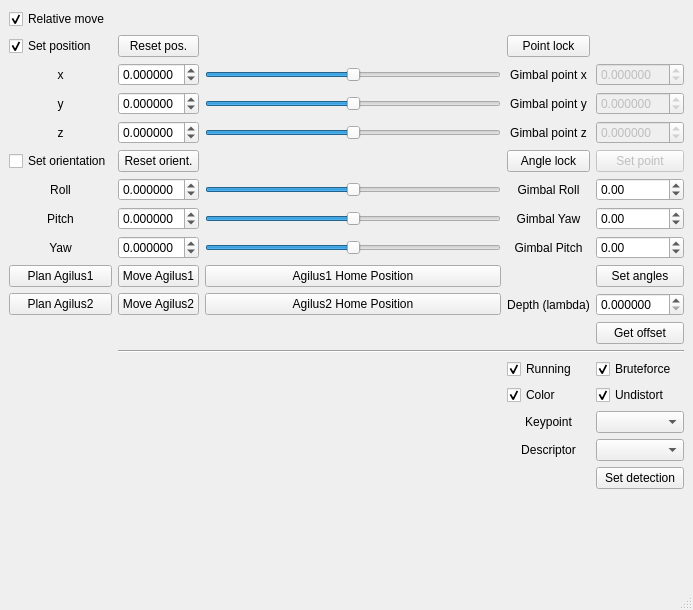
This is ui/main_window.ui in bj0rkedal/qt_agilus_planner as Qt 5 draws it before an edit. The edited form follows.
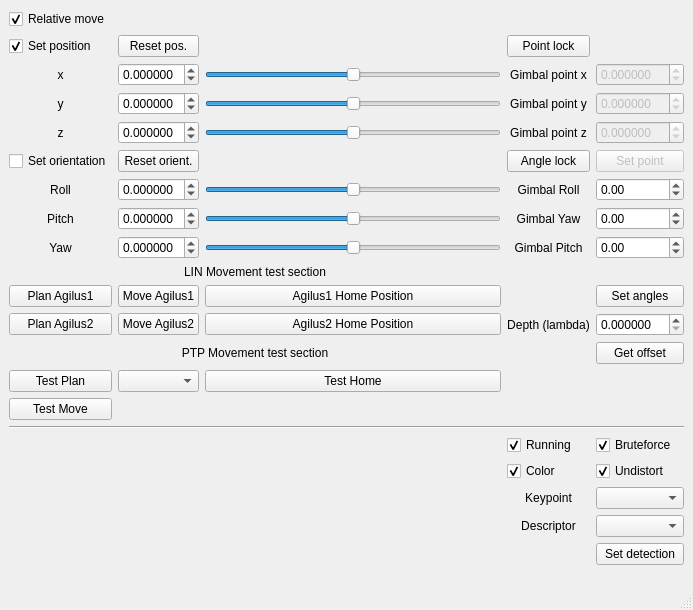
This is the edited form. Icons and pictures are not drawn.

Commit message: Modified to use new movement class

Patch:
```diff
--- a/ui/main_window.ui
+++ b/ui/main_window.ui
@@ -65,13 +65,20 @@
       </property>
      </widget>
     </item>
-    <item row="14" column="1">
+    <item row="15" column="1">
      <widget class="QPushButton" name="pushButton_plan_ag1">
       <property name="text">
        <string>Plan Agilus1</string>
       </property>
      </widget>
     </item>
+    <item row="16" column="2">
+     <widget class="QPushButton" name="pushButton_move_ag2">
+      <property name="text">
+       <string>Move Agilus2</string>
+      </property>
+     </widget>
+    </item>
     <item row="9" column="3">
      <widget class="QSlider" name="horizontalSlider_pitch">
       <property name="maximum">
@@ -101,13 +108,6 @@
       </property>
      </widget>
     </item>
-    <item row="15" column="2">
-     <widget class="QPushButton" name="pushButton_move_ag2">
-      <property name="text">
-       <string>Move Agilus2</string>
-      </property>
-     </widget>
-    </item>
     <item row="6" column="4">
      <widget class="QLabel" name="label_8">
       <property name="text">
@@ -128,22 +128,6 @@
       </property>
      </widget>
     </item>
-    <item row="4" column="5">
-     <widget class="QDoubleSpinBox" name="spinBox_gimbal_point_x">
-      <property name="enabled">
-       <bool>false</bool>
-      </property>
-      <property name="decimals">
-       <number>6</number>
-      </property>
-      <property name="minimum">
-       <double>-10.000000000000000</double>
-      </property>
-      <property name="maximum">
-       <double>10.000000000000000</double>
-      </property>
-     </widget>
-    </item>
     <item row="2" column="4">
      <widget class="QPushButton" name="pushButton_point_lock">
       <property name="text">
@@ -151,7 +135,26 @@
       </property>
      </widget>
     </item>
-    <item row="20" column="4">
+    <item row="4" column="5">
+     <widget class="QDoubleSpinBox" name="spinBox_gimbal_point_x">
+      <property name="enabled">
+       <bool>false</bool>
+      </property>
+      <property name="decimals">
+       <number>6</number>
+      </property>
+      <property name="minimum">
+       <double>-10.000000000000000</double>
+      </property>
+      <property name="maximum">
+       <double>10.000000000000000</double>
+      </property>
+     </widget>
+    </item>
+    <item row="26" column="5">
+     <widget class="QComboBox" name="comboBox_keypoint"/>
+    </item>
+    <item row="23" column="4">
      <widget class="QCheckBox" name="checkBox_color">
       <property name="text">
        <string>Color</string>
@@ -161,44 +164,40 @@
       </property>
      </widget>
     </item>
-    <item row="23" column="5">
-     <widget class="QComboBox" name="comboBox_keypoint"/>
+    <item row="22" column="5">
+     <widget class="QCheckBox" name="checkBox_bruteforce">
+      <property name="text">
+       <string>Bruteforce</string>
+      </property>
+      <property name="checked">
+       <bool>true</bool>
+      </property>
+     </widget>
     </item>
-    <item row="25" column="5">
+    <item row="28" column="5">
      <widget class="QPushButton" name="pushButton_set_detection">
       <property name="text">
        <string>Set detection</string>
       </property>
      </widget>
     </item>
-    <item row="18" column="2" colspan="4">
-     <widget class="Line" name="line">
-      <property name="orientation">
-       <enum>Qt::Horizontal</enum>
-      </property>
-     </widget>
-    </item>
-    <item row="17" column="5">
-     <widget class="QPushButton" name="pushButton_get_offset1">
-      <property name="text">
-       <string>Get offset</string>
-      </property>
-     </widget>
-    </item>
-    <item row="15" column="3">
+    <item row="16" column="3">
      <widget class="QPushButton" name="pushButton_home_ag2">
       <property name="text">
        <string>Agilus2 Home Position</string>
       </property>
      </widget>
     </item>
-    <item row="14" column="3">
+    <item row="15" column="3">
      <widget class="QPushButton" name="pushButton_home_ag1">
       <property name="text">
        <string>Agilus1 Home Position</string>
       </property>
      </widget>
     </item>
+    <item row="27" column="5">
+     <widget class="QComboBox" name="comboBox_descriptor"/>
+    </item>
     <item row="10" column="4">
      <widget class="QLabel" name="label_pitch">
       <property name="text">
@@ -209,16 +208,13 @@
       </property>
      </widget>
     </item>
-    <item row="15" column="5">
+    <item row="16" column="5">
      <widget class="QDoubleSpinBox" name="spinBox_lambda">
       <property name="decimals">
        <number>6</number>
       </property>
      </widget>
     </item>
-    <item row="24" column="5">
-     <widget class="QComboBox" name="comboBox_descriptor"/>
-    </item>
     <item row="10" column="5">
      <widget class="QDoubleSpinBox" name="spinBox_pitch_gimbal">
       <property name="minimum">
@@ -229,7 +225,7 @@
       </property>
      </widget>
     </item>
-    <item row="24" column="4">
+    <item row="27" column="4">
      <widget class="QLabel" name="label_12">
       <property name="text">
        <string>Descriptor</string>
@@ -255,16 +251,6 @@
       </property>
      </widget>
     </item>
-    <item row="23" column="4">
-     <widget class="QLabel" name="label_11">
-      <property name="text">
-       <string>Keypoint</string>
-      </property>
-      <property name="alignment">
-       <set>Qt::AlignCenter</set>
-      </property>
-     </widget>
-    </item>
     <item row="7" column="2">
      <widget class="QPushButton" name="pushButton_reset_orientation">
       <property name="text">
@@ -272,17 +258,17 @@
       </property>
      </widget>
     </item>
-    <item row="15" column="4">
-     <widget class="QLabel" name="label_7">
+    <item row="26" column="4">
+     <widget class="QLabel" name="label_11">
       <property name="text">
-       <string>Depth (lambda)</string>
+       <string>Keypoint</string>
       </property>
       <property name="alignment">
        <set>Qt::AlignCenter</set>
       </property>
      </widget>
     </item>
-    <item row="20" column="5">
+    <item row="23" column="5">
      <widget class="QCheckBox" name="checkBox_undistort">
       <property name="text">
        <string>Undistort</string>
@@ -292,23 +278,13 @@
       </property>
      </widget>
     </item>
-    <item row="19" column="5">
-     <widget class="QCheckBox" name="checkBox_bruteforce">
+    <item row="16" column="4">
+     <widget class="QLabel" name="label_7">
       <property name="text">
-       <string>Bruteforce</string>
+       <string>Depth (lambda)</string>
       </property>
-      <property name="checked">
-       <bool>true</bool>
-      </property>
-     </widget>
-    </item>
-    <item row="19" column="4">
-     <widget class="QCheckBox" name="checkBox_running">
-      <property name="text">
-       <string>Running</string>
-      </property>
-      <property name="checked">
-       <bool>true</bool>
+      <property name="alignment">
+       <set>Qt::AlignCenter</set>
       </property>
      </widget>
     </item>
@@ -325,6 +301,16 @@
       </property>
      </widget>
     </item>
+    <item row="22" column="4">
+     <widget class="QCheckBox" name="checkBox_running">
+      <property name="text">
+       <string>Running</string>
+      </property>
+      <property name="checked">
+       <bool>true</bool>
+      </property>
+     </widget>
+    </item>
     <item row="10" column="1">
      <widget class="QLabel" name="label_6">
       <property name="text">
@@ -335,7 +321,23 @@
       </property>
      </widget>
     </item>
-    <item row="26" column="3">
+    <item row="4" column="3">
+     <widget class="QSlider" name="horizontalSlider_pos_x">
+      <property name="minimum">
+       <number>0</number>
+      </property>
+      <property name="maximum">
+       <number>100</number>
+      </property>
+      <property name="value">
+       <number>50</number>
+      </property>
+      <property name="orientation">
+       <enum>Qt::Horizontal</enum>
+      </property>
+     </widget>
+    </item>
+    <item row="29" column="3">
      <spacer name="verticalSpacer">
       <property name="orientation">
        <enum>Qt::Vertical</enum>
@@ -364,22 +366,6 @@
       </property>
      </widget>
     </item>
-    <item row="4" column="3">
-     <widget class="QSlider" name="horizontalSlider_pos_x">
-      <property name="minimum">
-       <number>0</number>
-      </property>
-      <property name="maximum">
-       <number>100</number>
-      </property>
-      <property name="value">
-       <number>50</number>
-      </property>
-      <property name="orientation">
-       <enum>Qt::Horizontal</enum>
-      </property>
-     </widget>
-    </item>
     <item row="6" column="2">
      <widget class="QDoubleSpinBox" name="spinBox_pos_z">
       <property name="decimals">
@@ -429,7 +415,7 @@
       </property>
      </widget>
     </item>
-    <item row="14" column="5">
+    <item row="15" column="5">
      <widget class="QPushButton" name="pushButton_set_gimbal">
       <property name="text">
        <string>Set angles</string>
@@ -446,7 +432,7 @@
       </property>
      </widget>
     </item>
-    <item row="15" column="1">
+    <item row="16" column="1">
      <widget class="QPushButton" name="pushButton_plan_ag2">
       <property name="text">
        <string>Plan Agilus2</string>
@@ -460,6 +446,16 @@
       </property>
      </widget>
     </item>
+    <item row="9" column="5">
+     <widget class="QDoubleSpinBox" name="spinBox_yaw_gimbal">
+      <property name="minimum">
+       <double>-90.000000000000000</double>
+      </property>
+      <property name="maximum">
+       <double>90.000000000000000</double>
+      </property>
+     </widget>
+    </item>
     <item row="5" column="5">
      <widget class="QDoubleSpinBox" name="spinBox_gimbal_point_y">
       <property name="enabled">
@@ -479,16 +475,6 @@
       </property>
      </widget>
     </item>
-    <item row="9" column="5">
-     <widget class="QDoubleSpinBox" name="spinBox_yaw_gimbal">
-      <property name="minimum">
-       <double>-90.000000000000000</double>
-      </property>
-      <property name="maximum">
-       <double>90.000000000000000</double>
-      </property>
-     </widget>
-    </item>
     <item row="5" column="4">
      <widget class="QLabel" name="label_9">
       <property name="text">
@@ -515,7 +501,7 @@
       </property>
      </widget>
     </item>
-    <item row="14" column="2">
+    <item row="15" column="2">
      <widget class="QPushButton" name="pushButton_move_ag1">
       <property name="enabled">
        <bool>true</bool>
@@ -548,22 +534,6 @@
       </property>
      </widget>
     </item>
-    <item row="4" column="2">
-     <widget class="QDoubleSpinBox" name="spinBox_pos_x">
-      <property name="decimals">
-       <number>6</number>
-      </property>
-      <property name="minimum">
-       <double>-2.000000000000000</double>
-      </property>
-      <property name="maximum">
-       <double>2.000000000000000</double>
-      </property>
-      <property name="singleStep">
-       <double>0.001000000000000</double>
-      </property>
-     </widget>
-    </item>
     <item row="5" column="1">
      <widget class="QLabel" name="label_2">
       <property name="text">
@@ -574,6 +544,22 @@
       </property>
      </widget>
     </item>
+    <item row="4" column="2">
+     <widget class="QDoubleSpinBox" name="spinBox_pos_x">
+      <property name="decimals">
+       <number>6</number>
+      </property>
+      <property name="minimum">
+       <double>-2.000000000000000</double>
+      </property>
+      <property name="maximum">
+       <double>2.000000000000000</double>
+      </property>
+      <property name="singleStep">
+       <double>0.001000000000000</double>
+      </property>
+     </widget>
+    </item>
     <item row="8" column="3">
      <widget class="QSlider" name="horizontalSlider_roll">
       <property name="maximum">
@@ -637,6 +623,64 @@
       </property>
      </widget>
     </item>
+    <item row="19" column="1">
+     <widget class="QPushButton" name="pushButton_testPlan">
+      <property name="text">
+       <string>Test Plan</string>
+      </property>
+     </widget>
+    </item>
+    <item row="19" column="3">
+     <widget class="QPushButton" name="pushButton_testHome">
+      <property name="text">
+       <string>Test Home</string>
+      </property>
+     </widget>
+    </item>
+    <item row="17" column="5">
+     <widget class="QPushButton" name="pushButton_get_offset1">
+      <property name="text">
+       <string>Get offset</string>
+      </property>
+     </widget>
+    </item>
+    <item row="21" column="1" colspan="5">
+     <widget class="Line" name="line">
+      <property name="orientation">
+       <enum>Qt::Horizontal</enum>
+      </property>
+     </widget>
+    </item>
+    <item row="11" column="1" colspan="3">
+     <widget class="QLabel" name="label_13">
+      <property name="text">
+       <string>LIN Movement test section</string>
+      </property>
+      <property name="alignment">
+       <set>Qt::AlignCenter</set>
+      </property>
+     </widget>
+    </item>
+    <item row="17" column="1" colspan="3">
+     <widget class="QLabel" name="label_14">
+      <property name="text">
+       <string>PTP Movement test section</string>
+      </property>
+      <property name="alignment">
+       <set>Qt::AlignCenter</set>
+      </property>
+     </widget>
+    </item>
+    <item row="19" column="2">
+     <widget class="QComboBox" name="robotComboBox"/>
+    </item>
+    <item row="20" column="1">
+     <widget class="QPushButton" name="pushButton_testMove">
+      <property name="text">
+       <string>Test Move</string>
+      </property>
+     </widget>
+    </item>
    </layout>
   </widget>
   <widget class="QStatusBar" name="statusbar"/>
```
The commit also changes 4 other files.
